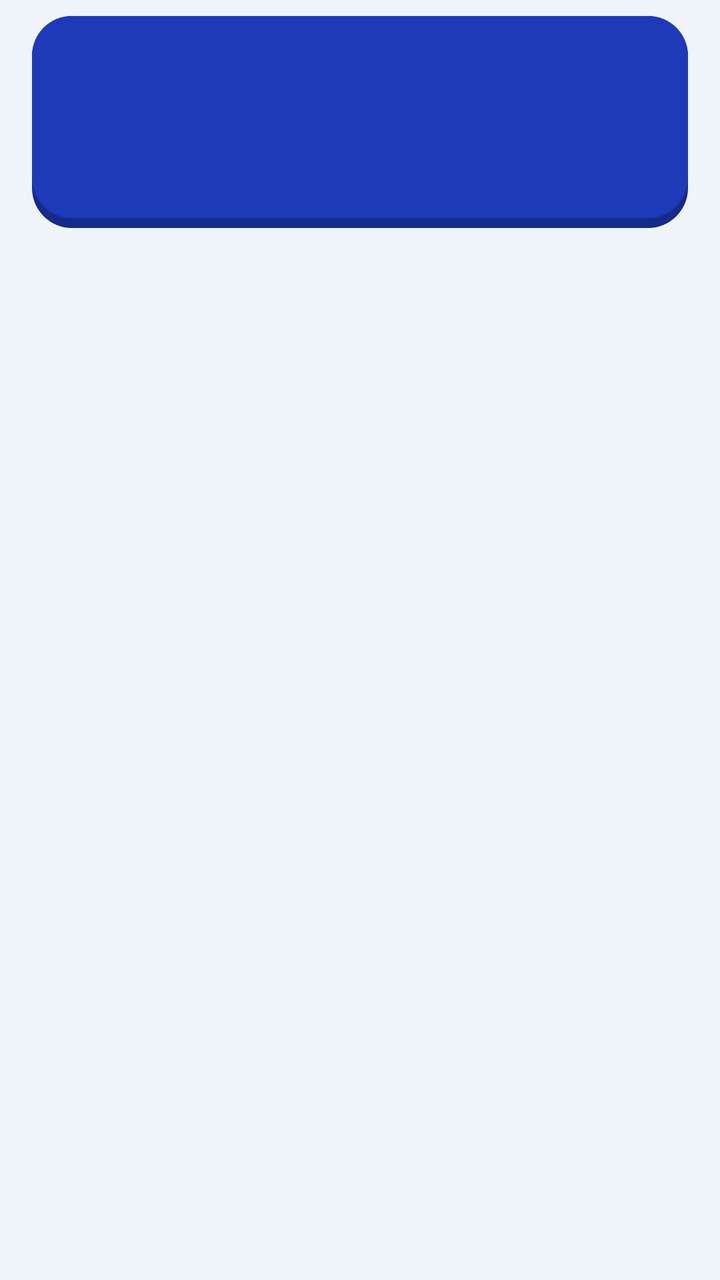
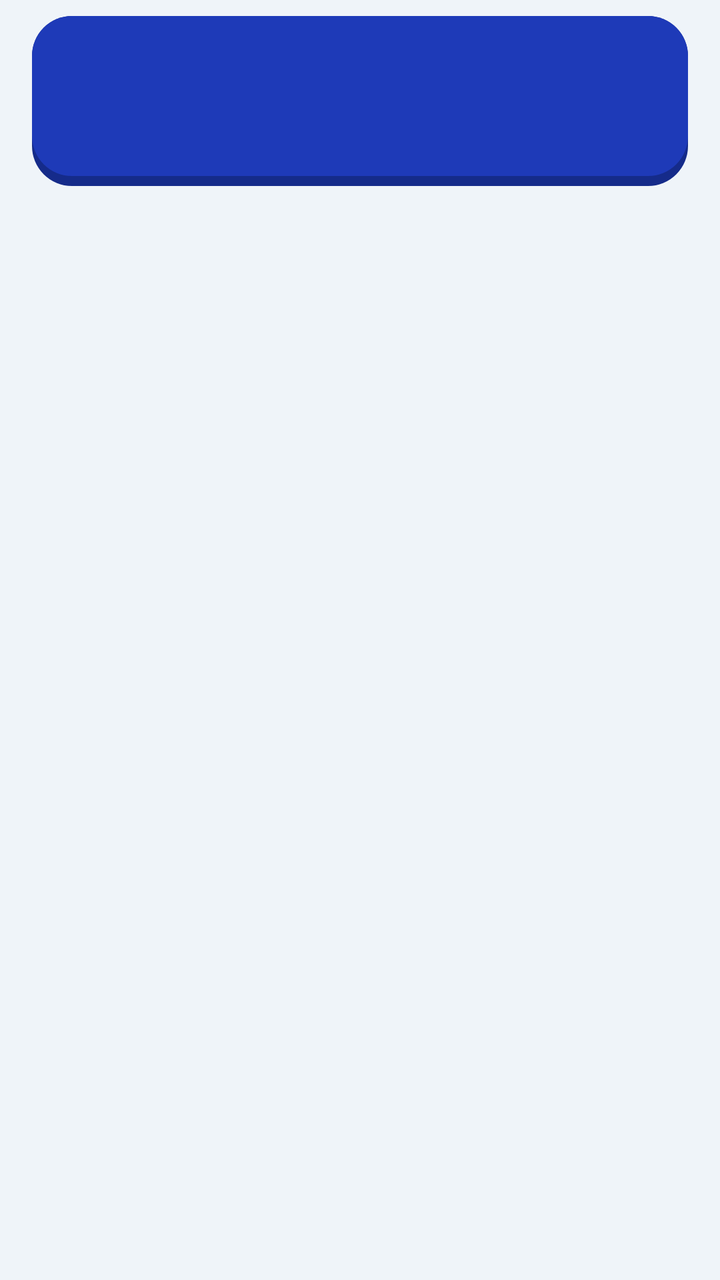

Screens rendered from an Android XML layout before and after an edit, with the pre-edit source and the edit as a unified diff.
<!-- AndroidManifest.xml: application theme Theme.Senyas -->
<!-- res/layout/item_path_unit.xml -->
<?xml version="1.0" encoding="utf-8"?>
<LinearLayout xmlns:android="http://schemas.android.com/apk/res/android"
    android:layout_width="match_parent"
    android:layout_height="wrap_content"
    android:orientation="vertical">

    <LinearLayout
        android:layout_width="match_parent"
        android:layout_height="wrap_content"
        android:layout_marginHorizontal="16dp"
        android:layout_marginTop="8dp"
        android:background="@drawable/bg_unit_header"
        android:orientation="vertical"
        android:paddingStart="20dp"
        android:paddingTop="16dp"
        android:paddingEnd="20dp"
        android:paddingBottom="22dp">

        <TextView
            android:id="@+id/tv_unit"
            android:layout_width="wrap_content"
            android:layout_height="wrap_content"
            android:alpha="0.85"
            android:letterSpacing="0.08"
            android:textAllCaps="true"
            android:textColor="@color/white"
            android:textSize="13sp"
            android:textStyle="bold" />

        <TextView
            android:id="@+id/tv_unit_title"
            android:layout_width="wrap_content"
            android:layout_height="wrap_content"
            android:accessibilityHeading="true"
            android:textColor="@color/white"
            android:textSize="22sp"
            android:textStyle="bold" />

        <TextView
            android:id="@+id/tv_unit_meta"
            android:layout_width="wrap_content"
            android:layout_height="wrap_content"
            android:layout_marginTop="2dp"
            android:alpha="0.85"
            android:textColor="@color/white"
            android:textSize="14sp" />
    </LinearLayout>

    <LinearLayout
        android:id="@+id/nodes"
        android:layout_width="match_parent"
        android:layout_height="wrap_content"
        android:orientation="vertical"
        android:paddingTop="20dp"
        android:paddingBottom="12dp" />
</LinearLayout>
<!-- resources referenced by this layout -->
<resources>
  <color name="white">#FFFFFFFF</color>
  <!-- drawable bg_unit_header (drawable) -->
  <?xml version="1.0" encoding="utf-8"?>
  <layer-list xmlns:android="http://schemas.android.com/apk/res/android">
      <item><shape><solid android:color="@color/blue_edge" /><corners android:radius="20dp" /></shape></item>
      <item android:bottom="5dp"><shape><solid android:color="@color/senyas_blue" /><corners android:radius="20dp" /></shape></item>
  </layer-list>
  <style name="Theme.Senyas" parent="Theme.Material3.DayNight.NoActionBar">
          <item name="colorPrimary">@color/senyas_blue</item>
          <item name="colorOnPrimary">@color/white</item>
          <item name="colorPrimaryContainer">@color/blue_container</item>
          <item name="colorOnPrimaryContainer">@color/senyas_blue</item>
          <item name="colorSecondary">@color/sun_yellow</item>
          <item name="colorOnSecondary">@color/navy</item>
          <item name="android:colorBackground">@color/background</item>
          <item name="colorSurface">@color/surface</item>
          <item name="colorOnSurface">@color/text_primary</item>
          <item name="colorOnSurfaceVariant">@color/text_secondary</item>
          <item name="colorOutline">@color/outline</item>
          <item name="colorError">@color/error</item>
          <item name="android:statusBarColor">@color/background</item>
          <item name="android:windowLightStatusBar">true</item>
          <item name="textInputStyle">@style/Widget.Senyas.TextField</item>
      </style>
  <color name="blue_edge">#152B8A</color>
  <color name="senyas_blue">#1E3AB8</color>
  <color name="blue_container">#DFE5FF</color>
  <color name="sun_yellow">#FFC22D</color>
  <color name="navy">#111A33</color>
  <color name="background">#EFF4F9</color>
  <color name="surface">#FFFFFF</color>
  <color name="text_primary">#111A33</color>
  <color name="text_secondary">#4B5578</color>
  <color name="outline">#8A94B8</color>
  <color name="error">#B3261E</color>
  <style name="Widget.Senyas.TextField" parent="Widget.Material3.TextInputLayout.OutlinedBox">
          <item name="boxCornerRadiusTopStart">12dp</item>
          <item name="boxCornerRadiusTopEnd">12dp</item>
          <item name="boxCornerRadiusBottomStart">12dp</item>
          <item name="boxCornerRadiusBottomEnd">12dp</item>
          <item name="boxBackgroundColor">@color/surface</item>
      </style>
</resources>

<!-- the commit's change to res/layout/item_path_unit.xml (unified diff, before → after) -->
@@ -31,19 +31,9 @@
             android:id="@+id/tv_unit_title"
             android:layout_width="wrap_content"
             android:layout_height="wrap_content"
-            android:accessibilityHeading="true"
             android:textColor="@color/white"
             android:textSize="22sp"
             android:textStyle="bold" />
-
-        <TextView
-            android:id="@+id/tv_unit_meta"
-            android:layout_width="wrap_content"
-            android:layout_height="wrap_content"
-            android:layout_marginTop="2dp"
-            android:alpha="0.85"
-            android:textColor="@color/white"
-            android:textSize="14sp" />
     </LinearLayout>
 
     <LinearLayout
